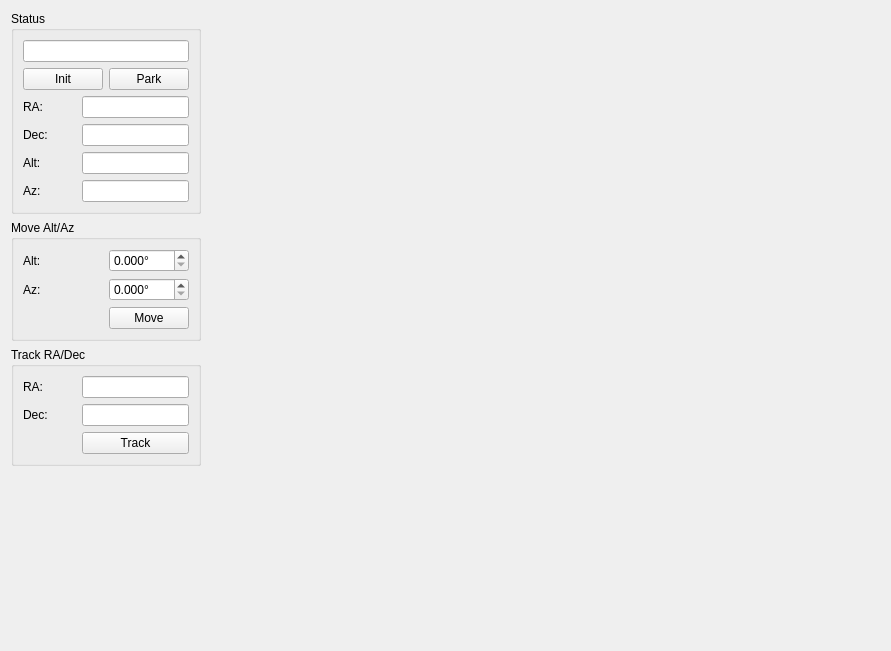
pyobs/pyobs-gui, file pyobs_gui/qt/widgettelescope.ui: the form before one commit.
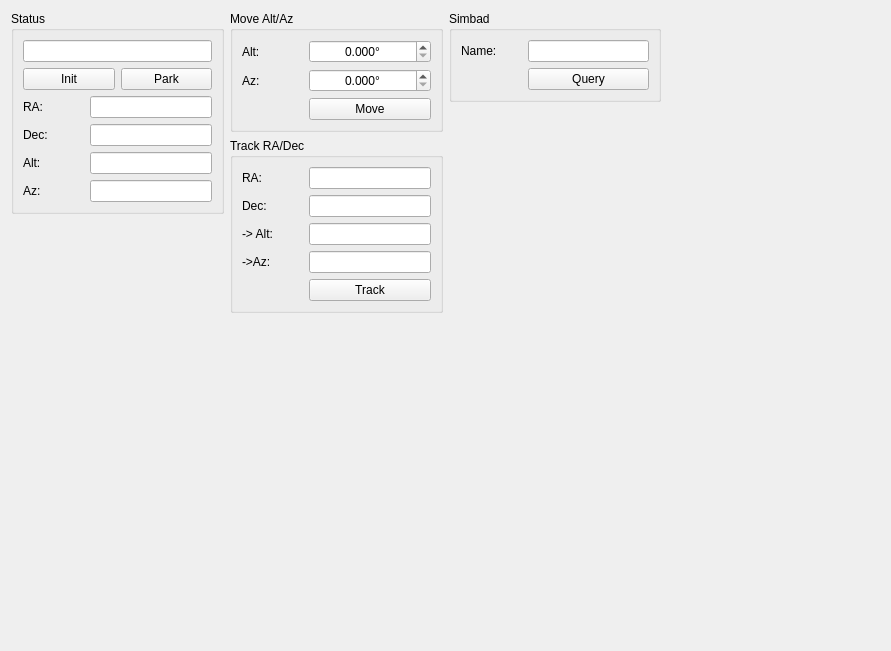
The form after the commit.

Commit message: added simbad query and missing files

```diff
--- a/pyobs_gui/qt/widgettelescope.ui
+++ b/pyobs_gui/qt/widgettelescope.ui
@@ -13,7 +13,7 @@
   <property name="windowTitle">
    <string>Form</string>
   </property>
-  <layout class="QHBoxLayout" name="horizontalLayout" stretch="0,1,0">
+  <layout class="QHBoxLayout" name="horizontalLayout">
    <item>
     <layout class="QVBoxLayout" name="verticalLayout_4">
      <item>
@@ -126,11 +126,28 @@
       </widget>
      </item>
      <item>
+      <spacer name="verticalSpacer">
+       <property name="orientation">
+        <enum>Qt::Vertical</enum>
+       </property>
+       <property name="sizeHint" stdset="0">
+        <size>
+         <width>20</width>
+         <height>40</height>
+        </size>
+       </property>
+      </spacer>
+     </item>
+    </layout>
+   </item>
+   <item>
+    <layout class="QVBoxLayout" name="verticalLayout_3">
+     <item>
       <widget class="QGroupBox" name="groupBox_3">
        <property name="title">
         <string>Move Alt/Az</string>
        </property>
-       <layout class="QGridLayout" name="gridLayout_3" rowstretch="0,0,0" columnstretch="1,0">
+       <layout class="QGridLayout" name="gridLayout_3" rowstretch="0,0,0" columnstretch="1,2">
         <item row="0" column="0">
          <widget class="QLabel" name="label_5">
           <property name="text">
@@ -140,6 +157,9 @@
         </item>
         <item row="0" column="1">
          <widget class="QDoubleSpinBox" name="spinMoveAlt">
+          <property name="alignment">
+           <set>Qt::AlignCenter</set>
+          </property>
           <property name="suffix">
            <string>°</string>
           </property>
@@ -163,6 +183,9 @@
         </item>
         <item row="1" column="1">
          <widget class="QDoubleSpinBox" name="spinMoveAz">
+          <property name="alignment">
+           <set>Qt::AlignCenter</set>
+          </property>
           <property name="suffix">
            <string>°</string>
           </property>
@@ -192,7 +215,28 @@
        <property name="title">
         <string>Track RA/Dec</string>
        </property>
-       <layout class="QGridLayout" name="gridLayout_4" rowstretch="0,0,0" columnstretch="1,2">
+       <layout class="QGridLayout" name="gridLayout_4" rowstretch="0,0,0,0,0,0" columnstretch="1,2">
+        <item row="1" column="1">
+         <widget class="QLineEdit" name="textTrackDec">
+          <property name="alignment">
+           <set>Qt::AlignCenter</set>
+          </property>
+         </widget>
+        </item>
+        <item row="5" column="1">
+         <widget class="QPushButton" name="butTrack">
+          <property name="text">
+           <string>Track</string>
+          </property>
+         </widget>
+        </item>
+        <item row="0" column="1">
+         <widget class="QLineEdit" name="textTrackRA">
+          <property name="alignment">
+           <set>Qt::AlignCenter</set>
+          </property>
+         </widget>
+        </item>
         <item row="0" column="0">
          <widget class="QLabel" name="label_7">
           <property name="text">
@@ -200,9 +244,6 @@
           </property>
          </widget>
         </item>
-        <item row="0" column="1">
-         <widget class="QLineEdit" name="textTrackRA"/>
-        </item>
         <item row="1" column="0">
          <widget class="QLabel" name="label_8">
           <property name="text">
@@ -210,13 +251,80 @@
           </property>
          </widget>
         </item>
+        <item row="3" column="1">
+         <widget class="QLineEdit" name="textTrackAlt">
+          <property name="alignment">
+           <set>Qt::AlignCenter</set>
+          </property>
+          <property name="readOnly">
+           <bool>true</bool>
+          </property>
+         </widget>
+        </item>
+        <item row="3" column="0">
+         <widget class="QLabel" name="label_9">
+          <property name="text">
+           <string>-&gt; Alt:</string>
+          </property>
+         </widget>
+        </item>
+        <item row="4" column="0">
+         <widget class="QLabel" name="label_10">
+          <property name="text">
+           <string>-&gt;Az:</string>
+          </property>
+         </widget>
+        </item>
+        <item row="4" column="1">
+         <widget class="QLineEdit" name="textTrackAz">
+          <property name="alignment">
+           <set>Qt::AlignCenter</set>
+          </property>
+          <property name="readOnly">
+           <bool>true</bool>
+          </property>
+         </widget>
+        </item>
+       </layout>
+      </widget>
+     </item>
+     <item>
+      <spacer name="verticalSpacer_2">
+       <property name="orientation">
+        <enum>Qt::Vertical</enum>
+       </property>
+       <property name="sizeHint" stdset="0">
+        <size>
+         <width>20</width>
+         <height>40</height>
+        </size>
+       </property>
+      </spacer>
+     </item>
+    </layout>
+   </item>
+   <item>
+    <layout class="QVBoxLayout" name="verticalLayout_2">
+     <item>
+      <widget class="QGroupBox" name="groupBox">
+       <property name="title">
+        <string>Simbad</string>
+       </property>
+       <layout class="QGridLayout" name="gridLayout_2" rowstretch="0,0" columnstretch="1,2">
+        <item row="0" column="0">
+         <widget class="QLabel" name="label_11">
+          <property name="text">
+           <string>Name:</string>
+          </property>
+         </widget>
+        </item>
+        <item row="0" column="1">
+         <widget class="QLineEdit" name="textSimbadName"/>
+        </item>
         <item row="1" column="1">
-         <widget class="QLineEdit" name="textTrackDec"/>
-        </item>
-        <item row="2" column="1">
-         <widget class="QPushButton" name="butTrack">
+         <widget class="QPushButton" name="buttonSimbadQuery">
           <property name="text">
-           <string>Track</string>
+           <string>Query</string>
           </property>
          </widget>
         </item>
@@ -224,7 +332,7 @@
       </widget>
      </item>
      <item>
-      <spacer name="verticalSpacer">
+      <spacer name="verticalSpacer_3">
        <property name="orientation">
         <enum>Qt::Vertical</enum>
        </property>
@@ -239,7 +347,17 @@
     </layout>
    </item>
    <item>
-    <widget class="QWidget" name="widgetPlot" native="true"/>
+    <spacer name="horizontalSpacer">
+     <property name="orientation">
+      <enum>Qt::Horizontal</enum>
+     </property>
+     <property name="sizeHint" stdset="0">
+      <size>
+       <width>208</width>
+       <height>20</height>
+      </size>
+     </property>
+    </spacer>
    </item>
    <item>
     <widget class="QWidget" name="widgetSidebar" native="true"/>
```
The commit also changes 4 other files.
